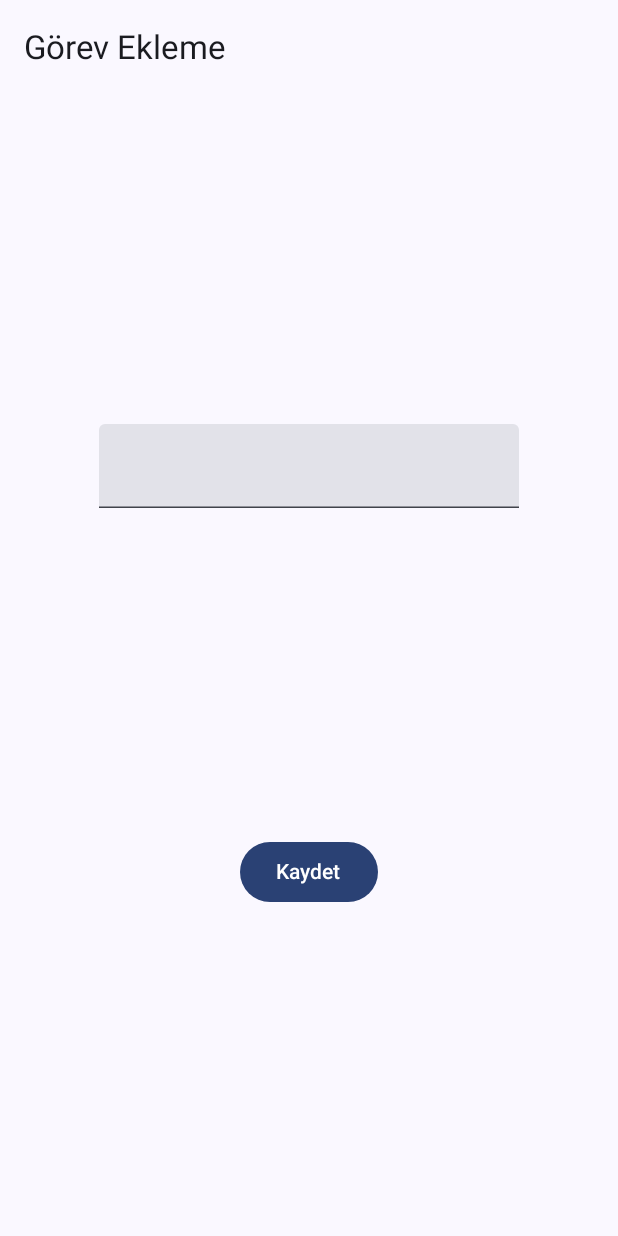
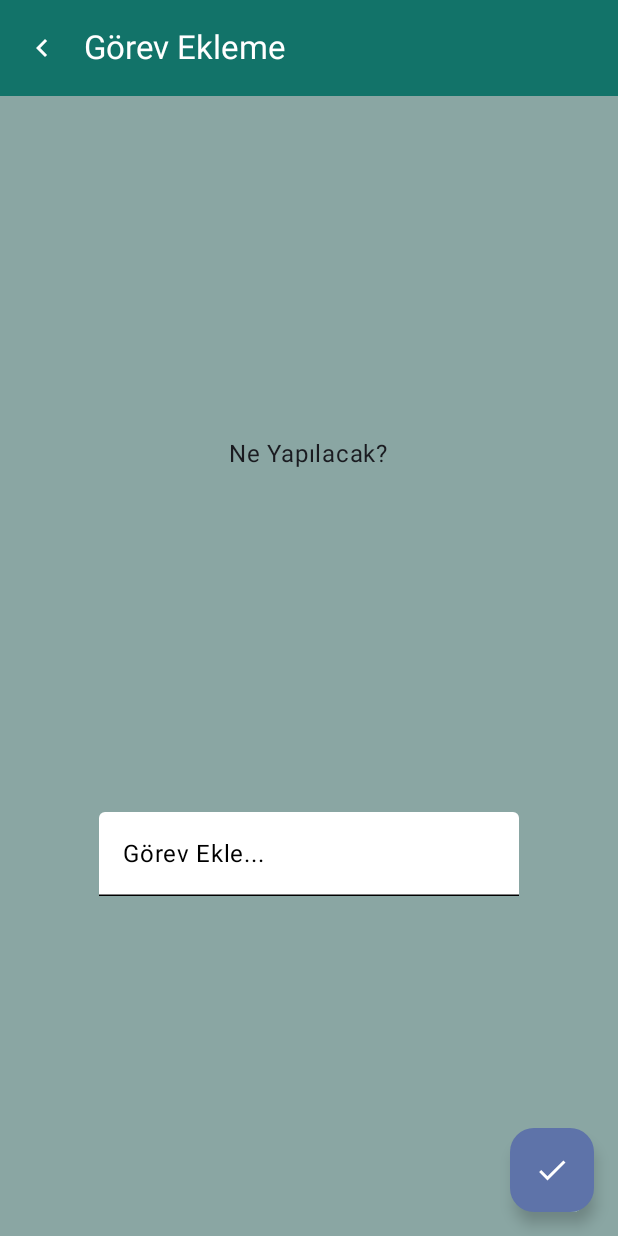
Before and after one commit to akgullberk/Jetpack-Compose-Task-Manager-MVVM, an Android app built with Jetpack Compose: the GorevEkleme screen opened through its navigation route, on a phone screen of 412 x 824 dp. Run offline under Robolectric (Android 15) with nearby library versions, the phone set to English and light mode, and no system bars; our stand-ins replace Dagger/Hilt's generated code, Firebase (no records; nobody signed in at launch, a user with empty details on screens opened directly), livedata-compose.

Commit message:
görev ekleme design

```diff
--- a/app/src/main/java/com/example/taskmanager/data/datasource/GorevlerDataSource.kt
+++ b/app/src/main/java/com/example/taskmanager/data/datasource/GorevlerDataSource.kt
@@ -12,6 +12,7 @@ class GorevlerDataSource(var collectionGorevler : CollectionReference) {
     fun kaydet(GorevAd : String){
         val yeniGorev = Gorevler("",GorevAd)
         collectionGorevler.document().set(yeniGorev)
+
     }
 
     fun sil(gorev_id:String){
--- a/app/src/main/java/com/example/taskmanager/uix/view/Anasayfa.kt
+++ b/app/src/main/java/com/example/taskmanager/uix/view/Anasayfa.kt
@@ -78,7 +78,7 @@ fun Anasayfa(navController: NavController,anasayfaViewModel: AnasayfaViewModel){
                                 containerColor = Color.Transparent,
                                 focusedLabelColor = Color.White,
                                 focusedIndicatorColor = Color.White,
-                                unfocusedLabelColor = Color.Black,
+                                unfocusedLabelColor = Color.White,
                                 unfocusedIndicatorColor = Color.White,
                             )
                         )
@@ -90,11 +90,11 @@ fun Anasayfa(navController: NavController,anasayfaViewModel: AnasayfaViewModel){
                         IconButton(onClick = {
                             aramaYapiliyorMu.value = false
                             tf.value = ""
-                        }) { Icon(painter = painterResource(id = R.drawable.kapat_resim), contentDescription = "") }
+                        }) { Icon(painter = painterResource(id = R.drawable.kapat_resim), contentDescription = "",tint = Color.White) }
                     }else{
                         IconButton(onClick = {
                             aramaYapiliyorMu.value = true
-                        }) { Icon(painter = painterResource(id = R.drawable.ara_resim), contentDescription = "") }
+                        }) { Icon(painter = painterResource(id = R.drawable.ara_resim), contentDescription = "",tint = Color.White) }
                     }
                 },
                 colors = TopAppBarDefaults.topAppBarColors(
@@ -116,11 +116,12 @@ fun Anasayfa(navController: NavController,anasayfaViewModel: AnasayfaViewModel){
             modifier = Modifier
                 .fillMaxSize() // Sayfanın tüm alanını kaplar
                 .background(Color(0xFF8AA6A3))
+                .padding(paddingValues)
         ) {
             LazyColumn(
                 modifier = Modifier
                     .fillMaxSize()
-                    .padding(paddingValues)
+
             ) {
                 items(count = gorevlerListesi.value.count()) { index ->
                     val gorev = gorevlerListesi.value[index]
--- a/app/src/main/java/com/example/taskmanager/uix/view/GorevEkleme.kt
+++ b/app/src/main/java/com/example/taskmanager/uix/view/GorevEkleme.kt
@@ -1,51 +1,103 @@
 package com.example.taskmanager.uix.view
 
 import android.util.Log
+import androidx.compose.foundation.background
 import androidx.compose.foundation.layout.Arrangement
+import androidx.compose.foundation.layout.Box
 import androidx.compose.foundation.layout.Column
 import androidx.compose.foundation.layout.fillMaxSize
 import androidx.compose.foundation.layout.padding
 import androidx.compose.material3.Button
 import androidx.compose.material3.ExperimentalMaterial3Api
+import androidx.compose.material3.FloatingActionButton
+import androidx.compose.material3.Icon
+import androidx.compose.material3.IconButton
 import androidx.compose.material3.Scaffold
 import androidx.compose.material3.Text
 import androidx.compose.material3.TextField
+import androidx.compose.material3.TextFieldDefaults
 import androidx.compose.material3.TopAppBar
+import androidx.compose.material3.TopAppBarDefaults
 import androidx.compose.runtime.Composable
 import androidx.compose.runtime.mutableStateOf
 import androidx.compose.runtime.remember
 import androidx.compose.ui.Alignment
 import androidx.compose.ui.Modifier
+import androidx.compose.ui.graphics.Color
+import androidx.compose.ui.res.painterResource
+import androidx.navigation.NavController
+import com.example.taskmanager.R
 import com.example.taskmanager.uix.viewmodel.GorevEklemeViewModel
 
 @OptIn(ExperimentalMaterial3Api::class)
 @Composable
-fun GorevEkleme(gorevEklemeViewModel: GorevEklemeViewModel){
+fun GorevEkleme(navController: NavController, gorevEklemeViewModel: GorevEklemeViewModel){
     val tfGorevAd = remember {
         mutableStateOf("")
+    }
+    fun handleFloatButtonClick(navController: NavController){
+        navController.navigate("anasayfa")
+        gorevEklemeViewModel.kaydet(tfGorevAd.value)
+
     }
 
     Scaffold(
         topBar = {
-            TopAppBar(title = { Text(text = "Görev Ekleme") })
+            TopAppBar(title = { Text(text = "Görev Ekleme") },
+                colors = TopAppBarDefaults.topAppBarColors(
+                containerColor = Color(0xFF127369),
+                titleContentColor = Color.White,
+
+            ),
+                navigationIcon = {
+                    IconButton(onClick = { navController.navigate("anasayfa") }) {
+                        Icon(
+                            painter = painterResource(id = R.drawable.geri_oku), // Burada ikonunuzu belirtin
+                            contentDescription = "Menu Icon",
+                            tint = Color.White // İkon rengi
+                        )
+                    }
+                },
+
+            )
+
+        },
+        floatingActionButton = {
+            FloatingActionButton(
+                onClick = { handleFloatButtonClick(navController) },
+                content = {
+                    Icon(painter = painterResource(id = R.drawable.check), contentDescription = "")
+                }
+            )
         }
 
     ) { paddingValues ->
-        Column(
-            modifier = Modifier.
-                padding(paddingValues)
-                .fillMaxSize(),
-            verticalArrangement = Arrangement.SpaceEvenly,
-            horizontalAlignment = Alignment.CenterHorizontally
+        Box(modifier = Modifier
+            .padding(paddingValues)
+            .fillMaxSize()
+            .background(Color(0xFF8AA6A3))
+        ) {
+            Column(
+                modifier = Modifier
+                    .fillMaxSize(),
+                verticalArrangement = Arrangement.SpaceEvenly,
+                horizontalAlignment = Alignment.CenterHorizontally
 
-        ) {
-            TextField(value = tfGorevAd.value, onValueChange = {tfGorevAd.value = it})
-            Button(onClick = { gorevEklemeViewModel.kaydet(tfGorevAd.value) })
-            {
-                Text(text = "Kaydet")
+            ) {
+                Text(text = "Ne Yapılacak?")
+                TextField(value = tfGorevAd.value, onValueChange = {tfGorevAd.value = it}, label = { Text(text = "Görev Ekle...")},
+                    colors = TextFieldDefaults.textFieldColors(
+                        containerColor = Color.White,
+                        focusedLabelColor = Color.Black,
+                        focusedIndicatorColor = Color.Black,
+                        unfocusedLabelColor = Color.Black,
+                        unfocusedIndicatorColor = Color.Black,
+                    ))
+
             }
         }
 
 
+
     }
 }
--- a/app/src/main/java/com/example/taskmanager/uix/view/SayfaGecisleri.kt
+++ b/app/src/main/java/com/example/taskmanager/uix/view/SayfaGecisleri.kt
@@ -17,7 +17,7 @@ fun SayfaGecisleri(gorevEklemeViewModel: GorevEklemeViewModel,anasayfaViewModel:
         }
 
         composable("gorevEkleme"){
-            GorevEkleme(gorevEklemeViewModel)
+            GorevEkleme(navController,gorevEklemeViewModel)
         }
 
     }
--- /dev/null
+++ b/app/src/main/res/drawable/check.xml
@@ -0,0 +1,5 @@
+<vector xmlns:android="http://schemas.android.com/apk/res/android" android:height="24dp" android:tint="#000000" android:viewportHeight="24" android:viewportWidth="24" android:width="24dp">
+
+    <path android:fillColor="@android:color/white" android:pathData="M9,16.17L4.83,12l-1.42,1.41L9,19 21,7l-1.41,-1.41z"/>
+
+</vector>
--- /dev/null
+++ b/app/src/main/res/drawable/geri_oku.xml
@@ -0,0 +1,5 @@
+<vector xmlns:android="http://schemas.android.com/apk/res/android" android:height="24dp" android:tint="#000000" android:viewportHeight="24" android:viewportWidth="24" android:width="24dp">
+
+    <path android:fillColor="@android:color/white" android:pathData="M15.41,7.41L14,6l-6,6 6,6 1.41,-1.41L10.83,12z"/>
+
+</vector>
```
